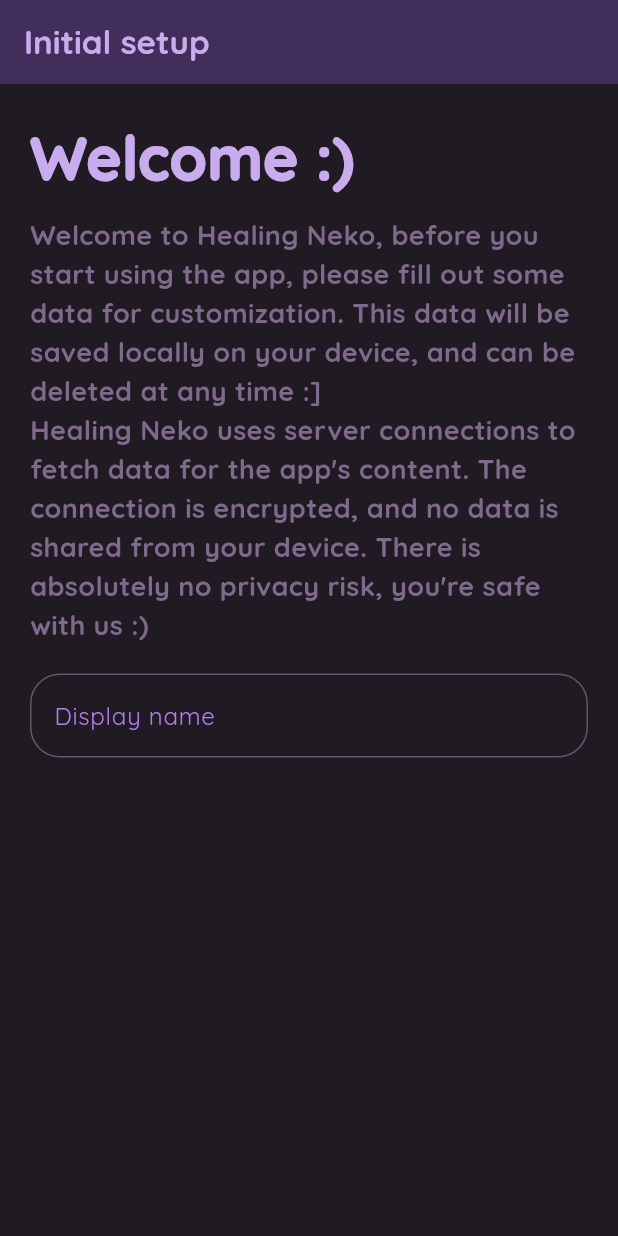
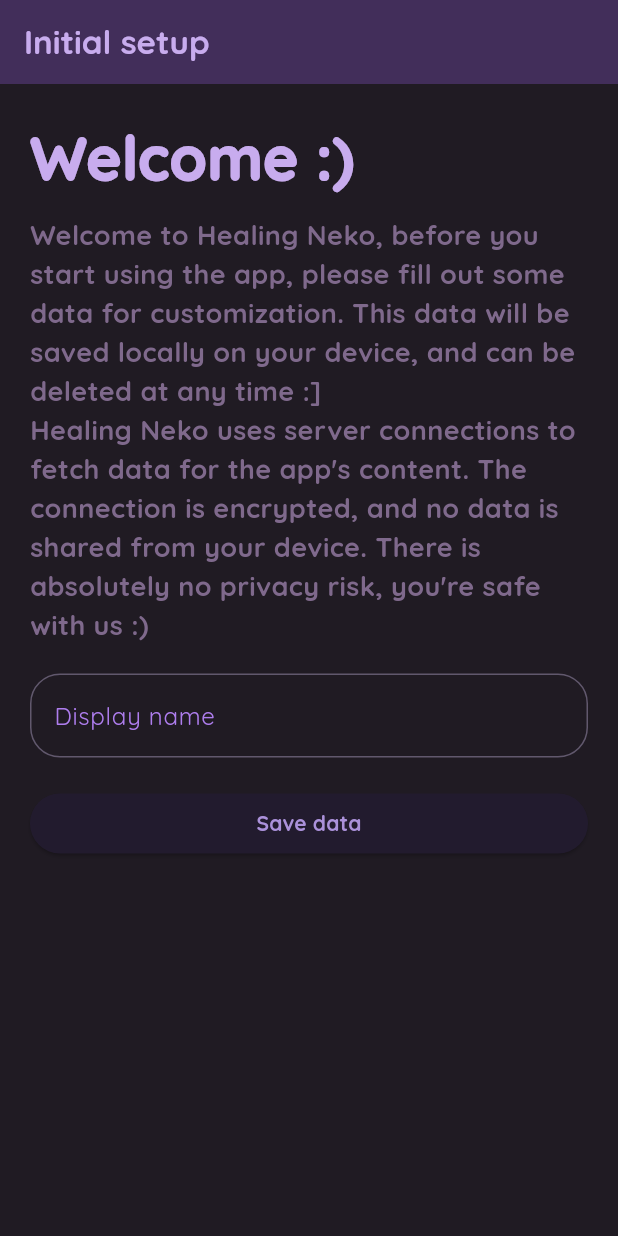
Before and after one commit to french-femboi/Healing-Neko, a Flutter app: the screen it shows after launch, on a phone screen of 412 x 824 dp. Run offline on Flutter 3.47's test engine with Material 3 defaults, Android fonts, the phone set to English and light mode, and no system bars; our stand-ins replace shared_preferences; missing offline and left inert: flutter_vibrate.

Commit message:
Added a save button and scroll mechanics to the data save page

```diff
--- a/lib/pre/data.dart
+++ b/lib/pre/data.dart
@@ -96,7 +96,6 @@
 
   @override
   Widget build(BuildContext context) {
-    // Set the navigation bar color to the app's background color
     SystemChrome.setSystemUIOverlayStyle(SystemUiOverlayStyle(
       systemNavigationBarColor: Theme.of(context).scaffoldBackgroundColor,
     ));
@@ -113,6 +112,7 @@
       ),
       body: Padding(
         padding: const EdgeInsets.all(20.0),
+        child: SingleChildScrollView(
           child: Column(
             children: <Widget>[
               const SizedBox(
@@ -156,31 +156,46 @@
                 decoration: InputDecoration(
                   labelText: "Display name",
                   hintStyle: const TextStyle(color: Color(0xFFAE7DEE)),
-                labelStyle: const TextStyle(
-                    color: Color(0xFFAE7DEE)), // Set label color to white
+                  labelStyle: const TextStyle(color: Color(0xFFAE7DEE)),
                   border: OutlineInputBorder(
-                  borderRadius:
-                      BorderRadius.circular(20.0), // Set rounded corners
-                  borderSide: const BorderSide(
-                      color: Color(0xFF61586D)), // Set border color to white
+                    borderRadius: BorderRadius.circular(20.0),
+                    borderSide: const BorderSide(color: Color(0xFF61586D)),
                   ),
                   enabledBorder: OutlineInputBorder(
-                  borderRadius:
-                      BorderRadius.circular(20.0), // Set rounded corners
-                  borderSide: const BorderSide(
-                      color: Color(0xFF61586D)), // Set border color to white
+                    borderRadius: BorderRadius.circular(20.0),
+                    borderSide: const BorderSide(color: Color(0xFF61586D)),
                   ),
                   focusedBorder: OutlineInputBorder(
-                  borderRadius:
-                      BorderRadius.circular(20.0), // Set rounded corners
-                  borderSide: const BorderSide(
-                      color: Color(0xFF61586D)), // Set border color to white
+                    borderRadius: BorderRadius.circular(20.0),
+                    borderSide: const BorderSide(color: Color(0xFF61586D)),
+                  ),
+                ),
+              ),
+              const SizedBox(height: 20),
+              SizedBox(
+                width: double.infinity,
+                child: ElevatedButton(
+                  onPressed: () {
+                    vibrate();
+                  },
+                  style: ElevatedButton.styleFrom(
+                    backgroundColor: Color(0xFF221B2E),
+                  ),
+                  child: const Text(
+                    "Save data",
+                    style: TextStyle(
+                      color: Color.fromARGB(255, 171, 145, 218),
+                      fontFamily: 'quicksand',
+                      fontWeight: FontWeight.w700,
+                    ),
+                    textAlign: TextAlign.start,
                   ),
                 ),
               ),
             ],
           ),
         ),
+      ),
     );
   }
 }
```
Lines whose indentation alone changed are shown as unchanged.
